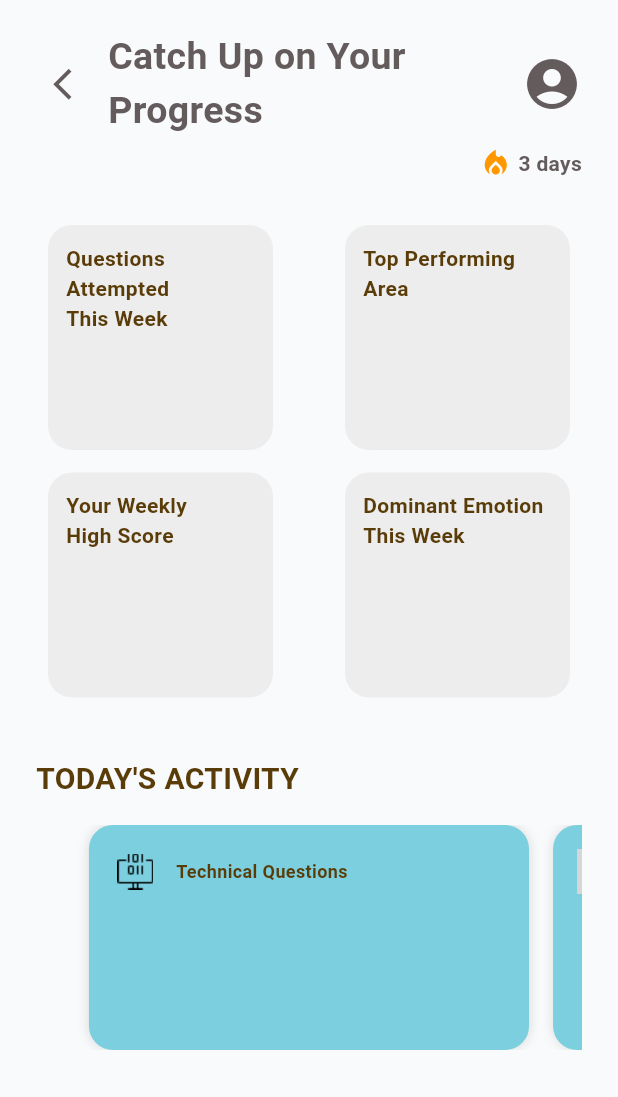
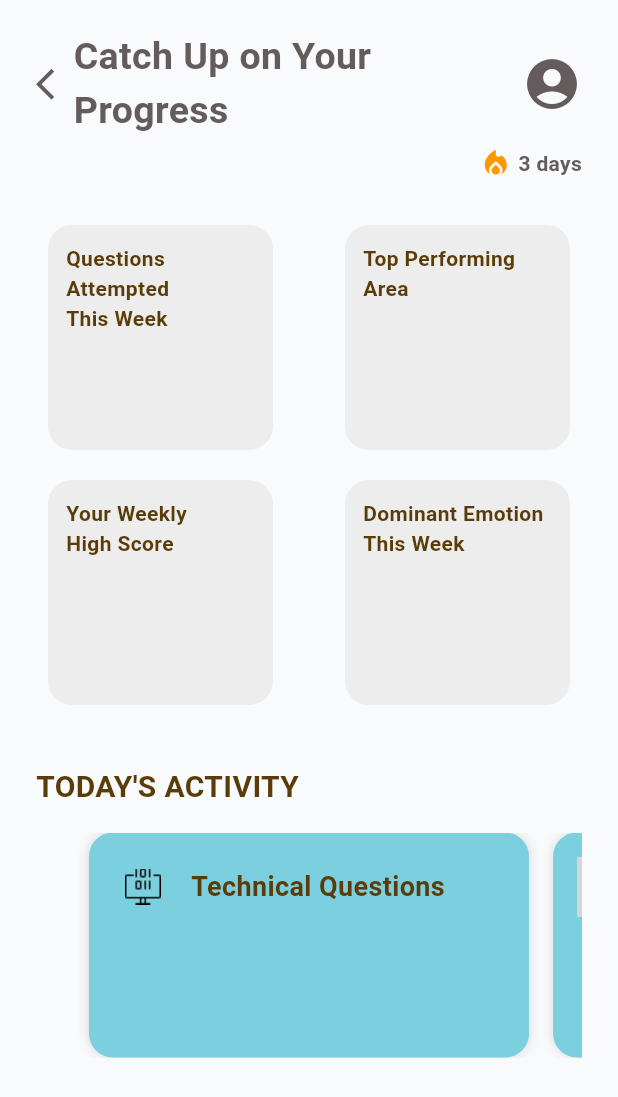
Before and after one commit to SapphireAG/AI-Interview-Coach-Talk2Hire, a Flutter app: the ReportPage screen opened by its route, on a phone screen of 412 x 824 dp. Shown: the top 1097 px of the screen. Run offline on Flutter 3.47's test engine with Material 3 defaults, Android fonts, the phone set to English and light mode, and no system bars; our stand-ins replace audioplayers, camera; missing offline and left inert: record; grey boxes are pictures that could not be loaded.

Commit message:
fixed icon issue on report_page

```diff
--- a/flutter_frontend/lib/report_page.dart
+++ b/flutter_frontend/lib/report_page.dart
@@ -1,6 +1,5 @@
 import 'package:flutter/material.dart';
 import 'dart:async';
-import 'questions_screen.dart';
 
 class ReportPage extends StatefulWidget {
   const ReportPage({super.key});
@@ -22,7 +21,7 @@ class _ReportPageState extends State<ReportPage> {
 
   final Map<String, String> featureIcons = {
     'Technical Questions': 'assets/tech.png',
-    'Personal Questions': 'assets/personalq.png',
+    'Personal Questions': 'assets/personal.png',
     'Scenario-Based Questions': 'assets/scenario.png',
   };
 
@@ -48,6 +47,8 @@ class _ReportPageState extends State<ReportPage> {
     super.dispose();
   }
 
+
+
   @override
   Widget build(BuildContext context) {
     return Scaffold(
@@ -62,20 +63,10 @@ class _ReportPageState extends State<ReportPage> {
                 crossAxisAlignment: CrossAxisAlignment.center,
                 children: [
                   // Menu Icon (Top Left)
-                  IconButton(
-                    icon: const Icon(
+                  const Icon(
                     Icons.arrow_back_ios,
                     size: 25,
                     color: Color.fromARGB(255, 100, 92, 92),
-                    ),
-                    onPressed: () {
-                      Navigator.pushReplacement(
-                        context,
-                        MaterialPageRoute(
-                          builder: (context) => QuestionsPage(username: 'yourUsername'),
-                        ),
-                      );
-                    },
                   ),
 
                   // Welcome Text (Top Center)
@@ -83,7 +74,7 @@ class _ReportPageState extends State<ReportPage> {
                     child: Align(
                       alignment: Alignment.topCenter,
                       child: Text(
-                        "Catch Up on Your       Progress",
+                        "Catch Up on Your Progress",
                         style: const TextStyle(
                           fontSize: 25,
                           fontWeight: FontWeight.bold,
@@ -139,7 +130,7 @@ class _ReportPageState extends State<ReportPage> {
                         _buildStatCard("Top Performing\nArea"),
                       ],
                     ),
-                    const SizedBox(height: 15),
+                    const SizedBox(height: 20),
                     Row(
                       mainAxisAlignment: MainAxisAlignment.spaceBetween,
                       children: [
@@ -193,15 +184,15 @@ class _ReportPageState extends State<ReportPage> {
       children: [
         Image.asset(
           featureIcons[features[index]] ?? '',
-                                  height: 30,
-                                  width: 30,
+          height: 40,
+          width: 40,
         ),
         const SizedBox(width: 12),
         Expanded(
           child: Text(
             features[index],
             style: const TextStyle(
-                                      fontSize: 12,
+              fontSize: 18,
               fontWeight: FontWeight.bold,
               color: Color.fromARGB(255, 90, 60, 9),
             ),
@@ -212,6 +203,7 @@ class _ReportPageState extends State<ReportPage> {
     // Optional: add extra space below if needed
   ],
 ),
+
                       ),
                     );
                   },
```
Lines whose indentation alone changed are shown as unchanged.
